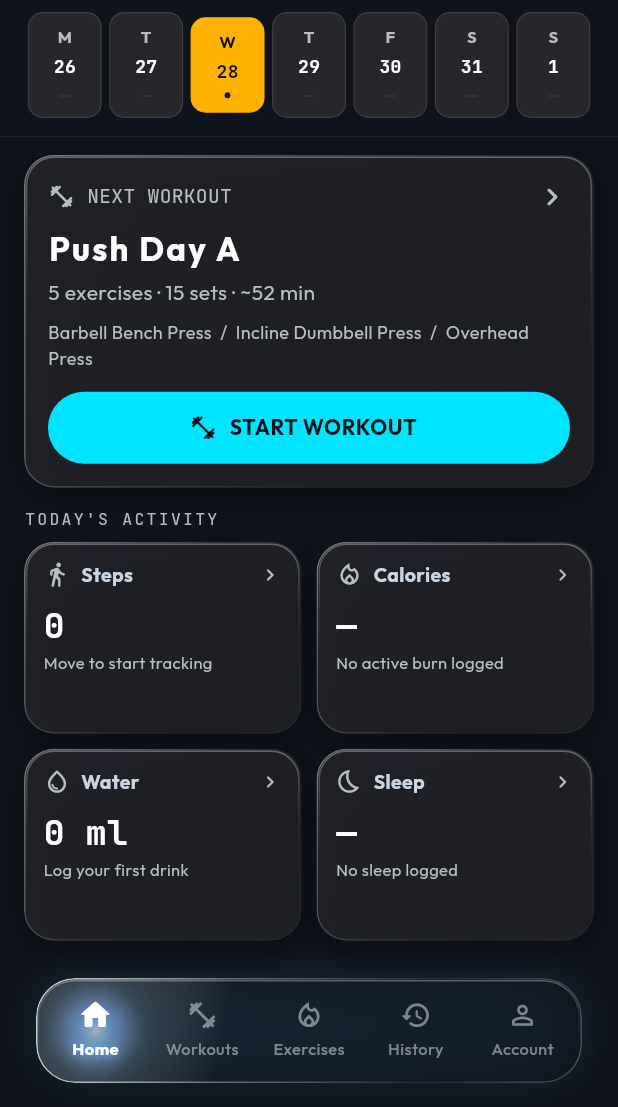
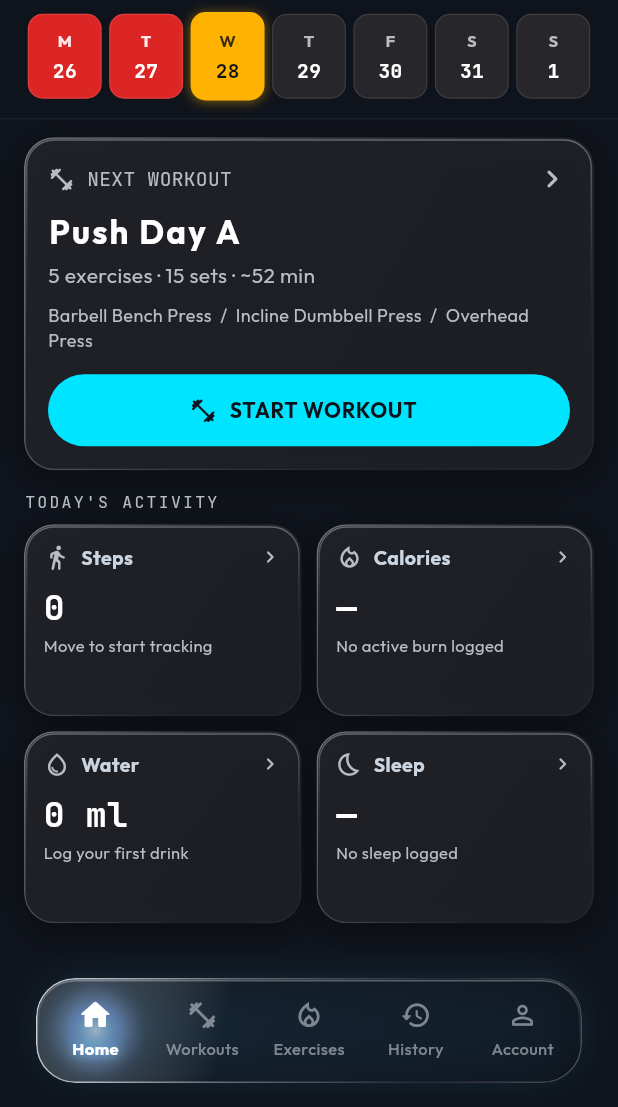
Before and after one commit to LuvyaNishad/GYM_APP, a Flutter app: the DashboardScreen screen opened by its route, on a phone screen of 412 x 824 dp, the part 129-1236 px from its top. Run offline on Flutter 3.47's test engine with Material 3 defaults, Android fonts, the phone set to English and light mode, and no system bars; our stand-ins replace fl_chart, flutter_local_notifications, flutter_riverpod, freezed_annotation, go_router, hive_ce_flutter and 3 more; accounts and stored records are empty.

Commit message:
feat(dashboard): color-code week capsules with green gym days and red missed days

```diff
--- a/lib/core/theme/app_colors.dart
+++ b/lib/core/theme/app_colors.dart
@@ -39,6 +39,8 @@ abstract final class AppColors {
   static const Color success = pureWhite;
   static const Color warning = Color(0xFFFFB300);
   static const Color amber = warning;
+  static const Color gymGreen = Color(0xFF22C55E);
+  static const Color gymRed = Color(0xFFDC2626);
 
   static const Color textPrimary = pureWhite;
   static const Color textSecondary = Color(0xFFCBD5E1);
--- a/lib/features/dashboard/widgets/retractable_calendar_header.dart
+++ b/lib/features/dashboard/widgets/retractable_calendar_header.dart
@@ -211,11 +211,57 @@ class _RetractableCalendarHeaderState extends State<RetractableCalendarHeader> {
                     (d) => DateUtils.isSameDay(d, day),
                   );
                   final isDayToday = DateUtils.isSameDay(day, today);
+                  final isPast = day.isBefore(today);
+                  final isMissed = isPast && !done;
+
+                  // Color discipline:
+                  // - Green: Day workout was completed (gym hit)
+                  // - Red: Past day with no workout (gym missed)
+                  // - Yellow (Amber): Selected day if not already green/red
+                  // - Charcoal: Unselected future or uncompleted today
+                  final Color capsuleColor = done
+                      ? AppColors.gymGreen
+                      : isMissed
+                      ? AppColors.gymRed
+                      : active
+                      ? AppColors.warning
+                      : AppColors.charcoal;
+
+                  final Color headerTextColor = (done || (active && !isMissed))
+                      ? AppColors.onyx.withValues(alpha: 0.85)
+                      : isMissed
+                      ? AppColors.pureWhite.withValues(alpha: 0.90)
+                      : AppColors.platinum;
+
+                  final Color numberTextColor = (done || (active && !isMissed))
+                      ? AppColors.onyx
+                      : isMissed
+                      ? AppColors.pureWhite
+                      : AppColors.pureWhite;
+
+                  final Border border = active
+                      ? Border.all(color: AppColors.warning, width: 2.0)
+                      : Border.all(
+                          color: isDayToday
+                              ? AppColors.primary.withValues(alpha: 0.6)
+                              : const Color(0x1AFFFFFF),
+                          width: isDayToday ? 1.0 : 0.8,
+                        );
+
+                  final List<BoxShadow>? shadows = active
+                      ? [
+                          BoxShadow(
+                            color: AppColors.warning.withValues(alpha: 0.45),
+                            blurRadius: 6,
+                            offset: const Offset(0, 1),
+                          ),
+                        ]
+                      : null;
 
                   return Expanded(
                     child: Semantics(
                       label:
-                          '${local.formatFullDate(day)}${done ? ', workout logged' : ''}',
+                          '${local.formatFullDate(day)}${done ? ', workout completed' : (isMissed ? ', workout missed' : '')}',
                       selected: active,
                       button: true,
                       child: InkWell(
@@ -223,20 +269,12 @@ class _RetractableCalendarHeaderState extends State<RetractableCalendarHeader> {
                         onTap: () => widget.onDateSelected?.call(day),
                         child: Container(
                           margin: const EdgeInsets.symmetric(horizontal: 2.5),
-                          padding: const EdgeInsets.symmetric(vertical: 8),
+                          padding: const EdgeInsets.symmetric(vertical: 9),
                           decoration: BoxDecoration(
-                            color: active
-                                ? AppColors.warning
-                                : AppColors.charcoal,
+                            color: capsuleColor,
                             borderRadius: BorderRadius.circular(10),
-                            border: Border.all(
-                              color: active
-                                  ? AppColors.warning
-                                  : isDayToday
-                                  ? AppColors.primary.withValues(alpha: 0.5)
-                                  : const Color(0x1AFFFFFF),
-                              width: 0.8,
-                            ),
+                            border: border,
+                            boxShadow: shadows,
                           ),
                           child: Column(
                             mainAxisSize: MainAxisSize.min,
@@ -244,9 +282,7 @@ class _RetractableCalendarHeaderState extends State<RetractableCalendarHeader> {
                               Text(
                                 const ['M', 'T', 'W', 'T', 'F', 'S', 'S'][i],
                                 style: AppTypography.bodySmall.copyWith(
-                                  color: active
-                                      ? AppColors.onyx
-                                      : AppColors.platinum,
+                                  color: headerTextColor,
                                   fontSize: 11,
                                   fontWeight: FontWeight.w700,
                                 ),
@@ -255,28 +291,10 @@ class _RetractableCalendarHeaderState extends State<RetractableCalendarHeader> {
                               Text(
                                 '${day.day}',
                                 style: AppTypography.monoSmall.copyWith(
-                                  color: active
-                                      ? AppColors.onyx
-                                      : AppColors.pureWhite,
-                                  fontSize: 12,
+                                  color: numberTextColor,
+                                  fontSize: 13,
                                   fontWeight: FontWeight.w700,
                                 ),
-                              ),
-                              const SizedBox(height: 5),
-                              Icon(
-                                done
-                                    ? Icons.check_rounded
-                                    : (isDayToday && !done)
-                                    ? Icons.circle
-                                    : Icons.remove_rounded,
-                                size: (isDayToday && !done) ? 5 : 12,
-                                color: active
-                                    ? AppColors.onyx
-                                    : done
-                                    ? AppColors.primary
-                                    : (isDayToday
-                                          ? AppColors.primary
-                                          : AppColors.steel),
                               ),
                             ],
                           ),
```
